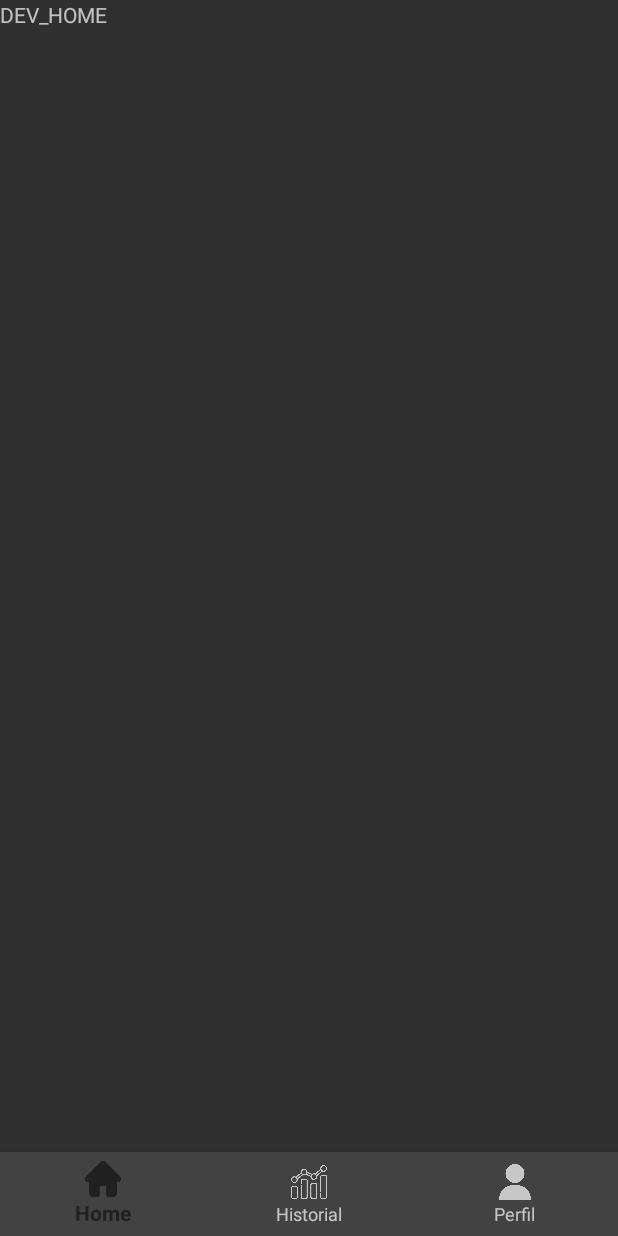
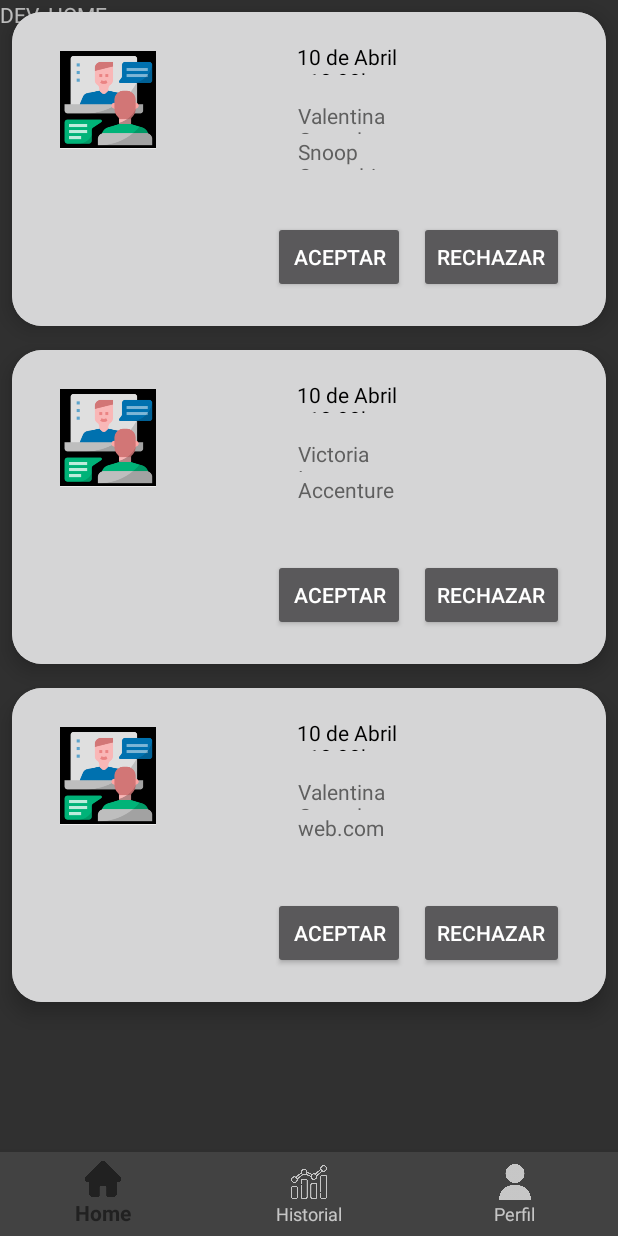
Before and after one commit to engregablesORT/proyecto-final, an Android app: the FragmentDev_Home screen opened directly, with no data from a screen before it, on a phone screen of 412 x 824 dp. Run offline under Robolectric (Android 15) with nearby library versions, the light colour scheme and no system bars; our stand-ins replace navigation-ui.

Commit message:
agrego recicle view para user dev

```diff
--- /dev/null
+++ b/app/src/main/java/com/example/hrit_app/adapters/EntrevistaListAdapter.kt
@@ -0,0 +1,76 @@
+package com.example.hrit_app.adapters
+
+import android.view.LayoutInflater
+import android.view.View
+import android.view.ViewGroup
+import android.widget.Button
+import android.widget.ImageView
+import android.widget.TextView
+import androidx.cardview.widget.CardView
+import androidx.recyclerview.widget.RecyclerView
+import com.example.hrit_app.R
+import com.example.hrit_app.entities.Entrevista
+
+class EntrevistaListAdapter (
+        private var  entrevistasList: MutableList<Entrevista>,
+        val onItemClick: (Int) -> Boolean
+) :  RecyclerView.Adapter<EntrevistaListAdapter.EntrevistaHolder>()  {
+
+
+
+    class EntrevistaHolder(v: View) : RecyclerView.ViewHolder(v) {
+        // Contiene acciones y referencias con respecto a la vista
+        // Conexion entre adapter y xml del item
+        private var view: View
+
+        init {
+            this.view = v
+        }
+
+        fun setFecha(fecha: String){
+            val txt: TextView = view.findViewById(R.id.fecha)
+            txt.text = fecha
+        }
+
+        fun setNombreHr(nombreHr: String){
+            val txt: TextView = view.findViewById(R.id.HR)
+            txt.text = nombreHr
+        }
+
+        fun setEmpresaHr(empresaHr: String){
+            val txt: TextView = view.findViewById(R.id.text_empresa)
+            txt.text = empresaHr
+        }
+
+        fun setbotonAceptar(botonAceptar: Button){
+            var button: Button = view.findViewById(R.id.button_acept)
+            button = botonAceptar
+        }
+
+        fun getCardLayout (): CardView {
+            // Me posiciono sobre el click especifico de la card
+            return view.findViewById(R.id.card_package_item)
+        }
+
+    }
+
+    override fun onCreateViewHolder(parent: ViewGroup, viewType: Int): EntrevistaHolder {
+        // Aca es donde referencio los items
+        val view = LayoutInflater.from(parent.context).inflate(R.layout.item_entrevista_pendiente, parent, false)
+        return (EntrevistaListAdapter.EntrevistaHolder(view))
+    }
+
+    override fun getItemCount(): Int {
+        return entrevistasList.size
+    }
+
+    override fun onBindViewHolder(holder: EntrevistaHolder, position: Int) {
+        // Aca mi informacion que seria el nombre de la pelicula, impacta en el holder y lo muestro
+        holder.setFecha(entrevistasList[position].fecha)
+        holder.setNombreHr(entrevistasList[position].nombreUserHr)
+        holder.setEmpresaHr(entrevistasList[position].nombreEmpresaHr)
+        holder.getCardLayout().setOnLongClickListener(){
+            onItemClick(position)
+        }
+    }
+}
--- /dev/null
+++ b/app/src/main/java/com/example/hrit_app/entities/Entrevista.kt
@@ -0,0 +1,42 @@
+package com.example.hrit_app.entities
+
+class Entrevista (id: Int, nombreUserHr: String , nombreEmpresaHr: String, idUserDev: Int , fecha : String, duracion: Int, valoracion: Int?, estado: String?) {
+
+    var id: Int = 0
+
+    var nombreUserHr: String = ""
+
+    var nombreEmpresaHr: String = ""
+
+    var idUserDev: Int = 0
+
+    var fecha: String = ""
+
+    var duracion: Int = 0
+
+    var urlImage: String = ""
+
+    var valoracion: Int = 0
+
+
+    class Constants {
+        companion object {
+            val estadoAceptado = "ACEPTADO"
+            val estadoPendienteRespuesta = "PENDIENTE"
+            val estadoRechazada = "RECHAZADA"
+            val estadoFinalizada = "FINALIZADA"
+
+        }
+    }
+
+    init {
+        this.id = id!!
+        this.nombreUserHr = nombreUserHr!!
+        this.nombreEmpresaHr = nombreEmpresaHr
+        this.idUserDev= idUserDev!!
+        this.fecha= fecha!!
+        this.duracion= duracion!!
+        this.urlImage= urlImage!!
+        this.valoracion= valoracion!!
+    }
+}
--- a/app/src/main/java/com/example/hrit_app/fragments/dev/FragmentDev_Home.kt
+++ b/app/src/main/java/com/example/hrit_app/fragments/dev/FragmentDev_Home.kt
@@ -5,17 +5,69 @@ import androidx.fragment.app.Fragment
 import android.view.LayoutInflater
 import android.view.View
 import android.view.ViewGroup
+import androidx.recyclerview.widget.LinearLayoutManager
+import androidx.recyclerview.widget.RecyclerView
 import com.example.hrit_app.R
+import com.example.hrit_app.adapters.EntrevistaListAdapter
+import com.example.hrit_app.entities.Entrevista
+import com.google.android.material.snackbar.Snackbar
 
 class FragmentDev_Home : Fragment() {
 
+    lateinit var v: View
+
+    lateinit var recEntrevistasPendientes : RecyclerView
+    private lateinit var linearLayoutManager: LinearLayoutManager
+
+
+    var entrevistasPendientes : MutableList<Entrevista> = ArrayList<Entrevista>()
+    private lateinit var entrevistaListAdapter: EntrevistaListAdapter
+
+    companion object {
+        fun newInstance() = FragmentDev_Home()
+    }
+
     override fun onCreateView(
-        inflater: LayoutInflater, container: ViewGroup?,
-        savedInstanceState: Bundle?
+            inflater: LayoutInflater, container: ViewGroup?,
+            savedInstanceState: Bundle?
     ): View? {
-        // Inflate the layout for this fragment
-        return inflater.inflate(R.layout.fragment_dev__home, container, false)
+        v =  inflater.inflate(R.layout.fragment_dev__home, container, false)
+        recEntrevistasPendientes = v.findViewById(R.id.rec_entrevistasPendientes)
+        return v
+    }
+
+    override fun onActivityCreated(savedInstanceState: Bundle?) {
+        super.onActivityCreated(savedInstanceState)
+        // TODO: Use the ViewModel
+    }
+
+    override fun onStart() {
+        super.onStart()
+
+        entrevistasPendientes.add(Entrevista( 1, "Valentina Gonzalez" , "Snoop Consulting", 2 , "10 de Abril - 18:00hs ", 2,5, Entrevista.Constants.estadoPendienteRespuesta))
+        entrevistasPendientes.add(Entrevista( 2, "Victoria Lopez" , "Accenture", 3 , "10 de Abril - 18:00hs ", 2,5, Entrevista.Constants.estadoPendienteRespuesta))
+        entrevistasPendientes.add(Entrevista( 3, "Valentina Gonzalez" , "web.com", 6 , "10 de Abril - 18:00hs ", 2,5, Entrevista.Constants.estadoPendienteRespuesta))
+
+
+        recEntrevistasPendientes.setHasFixedSize(true)
+        linearLayoutManager = LinearLayoutManager(context)
+        recEntrevistasPendientes.layoutManager = linearLayoutManager
+
+        entrevistaListAdapter = EntrevistaListAdapter(entrevistasPendientes) { x ->
+            onItemClick(x)
+        }
+
+      //    entrevistaListAdapter = EntrevistaListAdapter(entrevistasPendientes )
+
+        recEntrevistasPendientes.adapter = entrevistaListAdapter
+
+    }
+
+    fun onItemClick ( position : Int ) : Boolean {
+        Snackbar.make(v,position.toString(),Snackbar.LENGTH_SHORT).show()
+        return true
     }
 
 
+
 }
--- a/app/src/main/res/layout/fragment_dev__home.xml
+++ b/app/src/main/res/layout/fragment_dev__home.xml
@@ -1,14 +1,28 @@
 <?xml version="1.0" encoding="utf-8"?>
-<FrameLayout xmlns:android="http://schemas.android.com/apk/res/android"
+<androidx.constraintlayout.widget.ConstraintLayout xmlns:android="http://schemas.android.com/apk/res/android"
+    xmlns:app="http://schemas.android.com/apk/res-auto"
     xmlns:tools="http://schemas.android.com/tools"
+    android:id="@+id/frameLayout5"
     android:layout_width="match_parent"
     android:layout_height="match_parent"
     tools:context=".fragments.dev.FragmentDev_Home">
 
     <!-- TODO: Update blank fragment layout -->
     <TextView
+        android:id="@+id/textView6"
+        android:layout_width="0dp"
+        android:layout_height="0dp"
+        android:text="DEV_HOME"
+        app:layout_constraintBottom_toBottomOf="parent"
+        app:layout_constraintEnd_toEndOf="parent"
+        app:layout_constraintStart_toStartOf="parent"
+        app:layout_constraintTop_toTopOf="parent" />
+
+    <androidx.recyclerview.widget.RecyclerView
+        android:id="@+id/rec_entrevistasPendientes"
         android:layout_width="match_parent"
         android:layout_height="match_parent"
-        android:text="DEV_HOME" />
+        tools:layout_editor_absoluteX="165dp"
+        tools:layout_editor_absoluteY="242dp" />
 
-</FrameLayout>
+</androidx.constraintlayout.widget.ConstraintLayout>
--- /dev/null
+++ b/app/src/main/res/layout/item_entrevista_pendiente.xml
@@ -0,0 +1,107 @@
+<?xml version="1.0" encoding="utf-8"?>
+<androidx.cardview.widget.CardView xmlns:android="http://schemas.android.com/apk/res/android"
+    xmlns:app="http://schemas.android.com/apk/res-auto"
+    xmlns:tools="http://schemas.android.com/tools"
+    android:id="@+id/card_package_item"
+    android:layout_width="match_parent"
+    android:layout_height="wrap_content"
+    android:layout_margin="8dp"
+    app:cardBackgroundColor="#D5D5D6"
+    app:cardCornerRadius="20dp"
+    app:cardElevation="8dp">
+
+    <androidx.constraintlayout.widget.ConstraintLayout
+        android:id="@+id/text_item_at_apellido"
+        android:layout_width="match_parent"
+        android:layout_height="209dp"
+        android:background="#D5D5D6">
+
+
+        <ImageView
+            android:id="@+id/img_item_hor"
+            android:layout_width="64dp"
+            android:layout_height="69dp"
+            android:layout_marginStart="32dp"
+            android:layout_marginTop="10dp"
+            android:layout_marginEnd="23dp"
+            android:layout_marginBottom="10dp"
+            app:layout_constraintBottom_toBottomOf="parent"
+            app:layout_constraintEnd_toStartOf="@+id/text_item_at_nombre"
+            app:layout_constraintStart_toStartOf="parent"
+            app:layout_constraintTop_toTopOf="parent"
+            app:layout_constraintVertical_bias="0.116"
+            app:srcCompat="@drawable/entrevista" />
+
+        <TextView
+            android:id="@+id/fecha"
+            android:layout_width="72dp"
+            android:layout_height="22dp"
+            android:layout_marginStart="10dp"
+            android:layout_marginTop="20dp"
+            android:layout_marginEnd="50dp"
+            android:text="TextView"
+            android:textColor="#000000"
+            app:layout_constraintEnd_toEndOf="parent"
+            app:layout_constraintStart_toEndOf="@+id/img_item_hor"
+            app:layout_constraintTop_toTopOf="parent" />
+
+        <TextView
+            android:id="@+id/HR"
+            android:layout_width="72dp"
+            android:layout_height="22dp"
+            android:layout_marginStart="10dp"
+            android:layout_marginEnd="50dp"
+            android:layout_marginBottom="128dp"
+            android:text="TextView2"
+            android:textColor="#5F5F5F"
+            app:layout_constraintBottom_toBottomOf="parent"
+            app:layout_constraintEnd_toEndOf="parent"
+            app:layout_constraintHorizontal_bias="0.502"
+            app:layout_constraintStart_toEndOf="@+id/img_item_hor" />
+
+        <TextView
+            android:id="@+id/text_empresa"
+            android:layout_width="72dp"
+            android:layout_height="22dp"
+            android:layout_marginStart="10dp"
+            android:layout_marginEnd="50dp"
+            android:layout_marginBottom="104dp"
+            android:text="TextView2"
+            android:textColor="#5F5F5F"
+            app:layout_constraintBottom_toBottomOf="parent"
+            app:layout_constraintEnd_toEndOf="parent"
+            app:layout_constraintHorizontal_bias="0.502"
+            app:layout_constraintStart_toEndOf="@+id/img_item_hor" />
+
+        <Button
+            android:id="@+id/button_acept"
+            android:layout_width="wrap_content"
+            android:layout_height="wrap_content"
+            android:layout_marginStart="172dp"
+            android:layout_marginTop="34dp"
+            android:layout_marginBottom="22dp"
+            android:text="Aceptar"
+            app:layout_constraintBottom_toBottomOf="parent"
+            app:layout_constraintEnd_toStartOf="@+id/button_rechazar"
+            app:layout_constraintStart_toStartOf="parent"
+            app:layout_constraintTop_toBottomOf="@+id/text_empresa"
+            app:layout_constraintVertical_bias="0.0" />
+
+        <Button
+            android:id="@+id/button_rechazar"
+            android:layout_width="wrap_content"
+            android:layout_height="wrap_content"
+            android:layout_marginStart="7dp"
+            android:layout_marginTop="139dp"
+            android:layout_marginEnd="26dp"
+            android:layout_marginBottom="22dp"
+            android:text="RECHAZAR"
+            app:layout_constraintBottom_toBottomOf="parent"
+            app:layout_constraintEnd_toEndOf="parent"
+            app:layout_constraintStart_toEndOf="@+id/button_acept"
+            app:layout_constraintTop_toTopOf="parent" />
+
+
+    </androidx.constraintlayout.widget.ConstraintLayout>
+
+</androidx.cardview.widget.CardView>
```
Also changed, not shown: app/src/main/res/drawable/entrevista.png (added).
